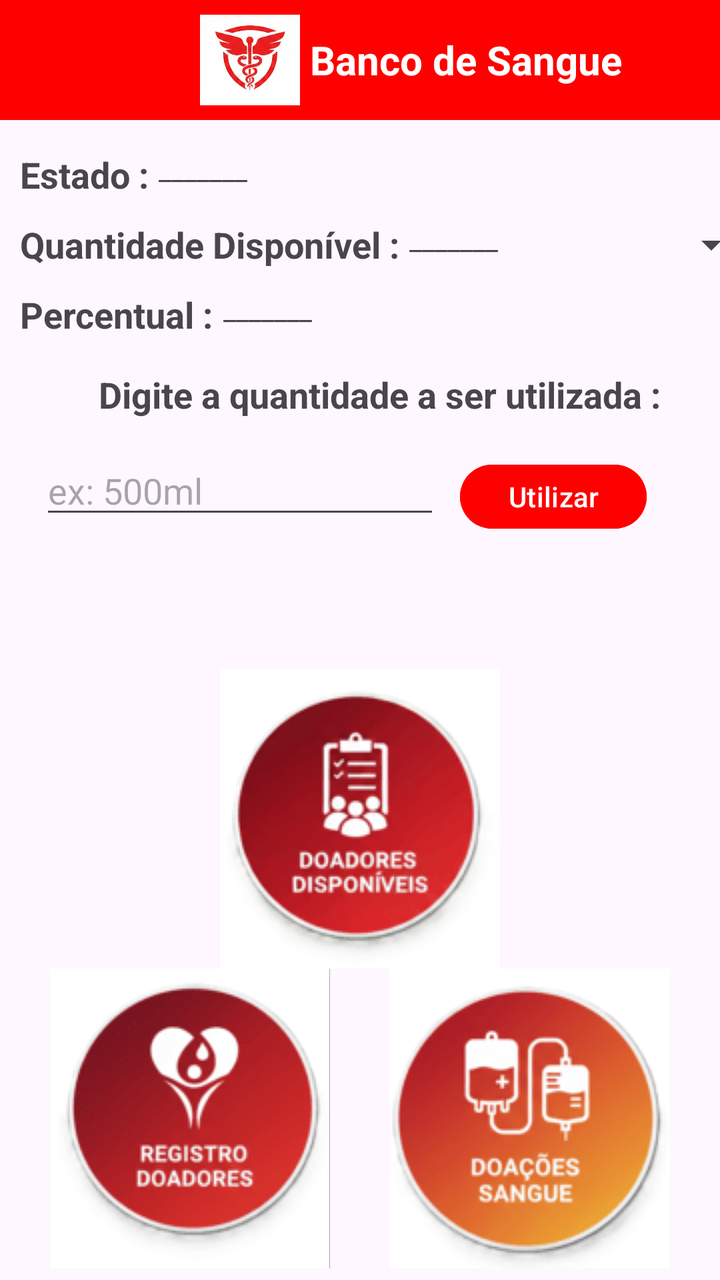
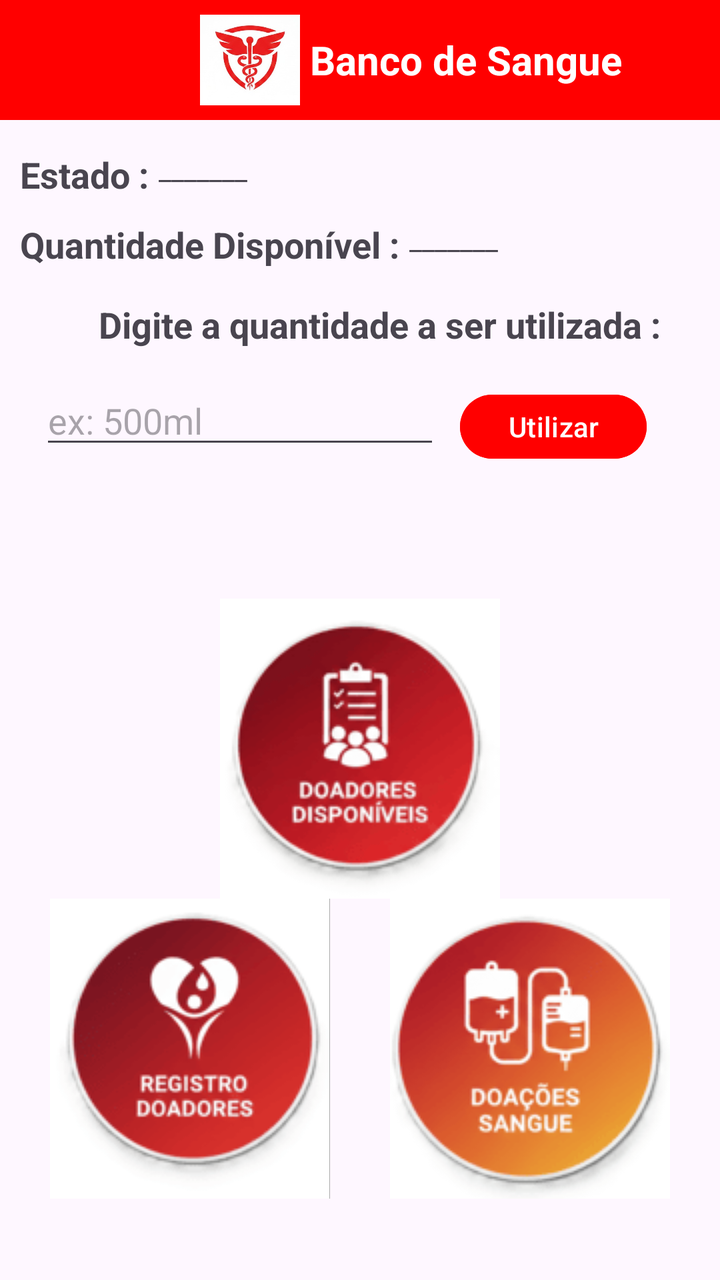

The first picture is an Android layout as it rendered before a commit; the second is the same layout after the commit. The layout source and the unified diff follow.
<!-- AndroidManifest.xml: application theme Theme.ProjetoGrupoHospital -->
<!-- res/layout/activity_banco_de_sangue.xml -->
<?xml version="1.0" encoding="utf-8"?>
<LinearLayout xmlns:android="http://schemas.android.com/apk/res/android"
    xmlns:app="http://schemas.android.com/apk/res-auto"
    xmlns:tools="http://schemas.android.com/tools"
    android:id="@+id/main"
    android:layout_width="match_parent"
    android:layout_height="match_parent"
    android:orientation="vertical"
    tools:context=".BancoDeSangueActivity">

    <LinearLayout
        android:layout_width="match_parent"
        android:layout_height="60dp"
        android:orientation="horizontal"
        android:background="#FF0000">

        <ImageView
            android:layout_marginLeft="100dp"
            android:layout_width="50dp"
            android:layout_height="50dp"
            android:layout_gravity="center"
            android:src="@drawable/icone_banco_de_sangue"
            ></ImageView>

        <TextView
            android:layout_marginLeft="5dp"
            android:layout_width="200dp"
            android:layout_height="wrap_content"
            android:text="Banco de Sangue"
            android:layout_gravity="center"
            android:textStyle="bold"
            android:textSize="20dp"
            android:textColor="@color/white">
        </TextView>

    </LinearLayout>

    <LinearLayout
        android:layout_marginTop="15dp"
        android:layout_width="match_parent"
        android:layout_height="30dp"
        android:orientation="horizontal">

        <TextView
            android:layout_marginLeft="10dp"
            android:layout_width="wrap_content"
            android:layout_height="wrap_content"
            android:text="Estado :"
            android:textStyle="bold"
            android:textSize="18sp"></TextView>

        <TextView
            android:layout_marginLeft="5dp"
            android:layout_width="50dp"
            android:layout_height="match_parent"
            android:text="__________"></TextView>

    </LinearLayout>

    <LinearLayout
        android:layout_marginTop="5dp"
        android:layout_width="match_parent"
        android:layout_height="30dp"
        android:orientation="horizontal">

        <TextView
            android:layout_marginLeft="10dp"
            android:layout_width="wrap_content"
            android:layout_height="wrap_content"
            android:text="Quantidade Disponível :"
            android:textStyle="bold"
            android:textSize="18sp"></TextView>

        <TextView
            android:layout_marginLeft="5dp"
            android:layout_width="50dp"
            android:layout_height="match_parent"
            android:text="__________"></TextView>

        <Spinner
            android:layout_marginLeft="5dp"
            android:layout_width="120dp"
            android:layout_height="25dp"></Spinner>

    </LinearLayout>

    <LinearLayout
        android:layout_marginTop="5dp"
        android:layout_width="match_parent"
        android:layout_height="30dp"
        android:orientation="horizontal">

        <TextView
            android:layout_marginLeft="10dp"
            android:layout_width="wrap_content"
            android:layout_height="wrap_content"
            android:text="Percentual :"
            android:textStyle="bold"
            android:textSize="18sp"></TextView>

        <TextView
            android:layout_marginLeft="5dp"
            android:layout_width="50dp"
            android:layout_height="match_parent"
            android:text="__________"></TextView>

    </LinearLayout>

    <TextView
        android:layout_marginTop="10dp"
        android:layout_gravity="center"
        android:layout_marginLeft="10dp"
        android:layout_width="wrap_content"
        android:layout_height="wrap_content"
        android:text="Digite a quantidade a ser utilizada :"
        android:textStyle="bold"
        android:textSize="18sp"></TextView>

    <LinearLayout
        android:layout_marginTop="15dp"
        android:layout_width="match_parent"
        android:layout_height="50dp"
        android:orientation="horizontal">

        <EditText
            android:layout_marginLeft="20dp"
            android:layout_width="200dp"
            android:inputType="number"
            android:layout_height="40dp"
            android:hint="ex: 500ml"></EditText>

        <Button
            android:layout_marginLeft="10dp"
            android:layout_width="wrap_content"
            android:layout_height="40dp"
            android:text="Utilizar"
            android:backgroundTint="#FF0000"></Button>

    </LinearLayout>

    <ImageButton
        android:id="@+id/botaodoadoresdipo"
        android:layout_marginTop="60dp"
        android:src="@drawable/listadoadores_botao"
        android:layout_width="140dp"
        android:layout_height="150dp"
        android:layout_gravity="center"></ImageButton>



    <LinearLayout

        android:layout_width="wrap_content"
        android:layout_height="150dp"
        android:orientation="horizontal"
        android:layout_gravity="center">

        <ImageButton
            android:id="@+id/botaoregistardoadores"
            android:src="@drawable/doadores_botaof"
            android:layout_width="140dp"
            android:layout_height="150dp"
            android:layout_gravity="center"></ImageButton>


        <ImageButton
            android:id="@+id/botaodoacao"
            android:src="@drawable/doacao_botaof"
            android:layout_marginLeft="30dp"
            android:layout_width="140dp"
            android:layout_height="150dp"
            android:layout_gravity="center"></ImageButton>

    </LinearLayout>

</LinearLayout>
<!-- resources referenced by this layout -->
<resources>
  <color name="white">#FFFFFFFF</color>
  <!-- drawable doacao_botaof: png bitmap (drawable, 7460 bytes) -->
  <!-- drawable doadores_botaof: png bitmap (drawable, 5975 bytes) -->
  <!-- drawable icone_banco_de_sangue: jpg bitmap (drawable, 19729 bytes) -->
  <!-- drawable listadoadores_botao: png bitmap (drawable, 6758 bytes) -->
  <style name="Theme.ProjetoGrupoHospital" parent="Base.Theme.ProjetoGrupoHospital" />
  <style name="Base.Theme.ProjetoGrupoHospital" parent="Theme.Material3.DayNight.NoActionBar">
          
          
      </style>
</resources>

<!-- the commit's change to res/layout/activity_banco_de_sangue.xml (unified diff, before → after) -->
@@ -20,7 +20,9 @@
             android:layout_height="50dp"
             android:layout_gravity="center"
             android:src="@drawable/icone_banco_de_sangue"
-            ></ImageView>
+            >
+
+        </ImageView>
 
         <TextView
             android:layout_marginLeft="5dp"
@@ -47,13 +49,18 @@
             android:layout_height="wrap_content"
             android:text="Estado :"
             android:textStyle="bold"
-            android:textSize="18sp"></TextView>
+            android:textSize="18sp">
+
+        </TextView>
 
         <TextView
+            android:id="@+id/txtestadobanco"
             android:layout_marginLeft="5dp"
             android:layout_width="50dp"
             android:layout_height="match_parent"
-            android:text="__________"></TextView>
+            android:text="__________">
+
+        </TextView>
 
     </LinearLayout>
 
@@ -69,42 +76,23 @@
             android:layout_height="wrap_content"
             android:text="Quantidade Disponível :"
             android:textStyle="bold"
-            android:textSize="18sp"></TextView>
+            android:textSize="18sp">
+
+        </TextView>
 
         <TextView
+            android:id="@+id/txtquantidadedispo"
             android:layout_marginLeft="5dp"
             android:layout_width="50dp"
             android:layout_height="match_parent"
-            android:text="__________"></TextView>
+            android:text="__________">
 
-        <Spinner
-            android:layout_marginLeft="5dp"
-            android:layout_width="120dp"
-            android:layout_height="25dp"></Spinner>
+        </TextView>
+
 
     </LinearLayout>
 
-    <LinearLayout
-        android:layout_marginTop="5dp"
-        android:layout_width="match_parent"
-        android:layout_height="30dp"
-        android:orientation="horizontal">
 
-        <TextView
-            android:layout_marginLeft="10dp"
-            android:layout_width="wrap_content"
-            android:layout_height="wrap_content"
-            android:text="Percentual :"
-            android:textStyle="bold"
-            android:textSize="18sp"></TextView>
-
-        <TextView
-            android:layout_marginLeft="5dp"
-            android:layout_width="50dp"
-            android:layout_height="match_parent"
-            android:text="__________"></TextView>
-
-    </LinearLayout>
 
     <TextView
         android:layout_marginTop="10dp"
@@ -114,7 +102,9 @@
         android:layout_height="wrap_content"
         android:text="Digite a quantidade a ser utilizada :"
         android:textStyle="bold"
-        android:textSize="18sp"></TextView>
+        android:textSize="18sp">
+
+    </TextView>
 
     <LinearLayout
         android:layout_marginTop="15dp"
@@ -123,18 +113,24 @@
         android:orientation="horizontal">
 
         <EditText
+            android:id="@+id/campoquantidadeutilizado"
             android:layout_marginLeft="20dp"
             android:layout_width="200dp"
             android:inputType="number"
             android:layout_height="40dp"
-            android:hint="ex: 500ml"></EditText>
+            android:hint="ex: 500ml">
+
+        </EditText>
 
         <Button
+            android:id="@+id/botaoutilizarsangue"
             android:layout_marginLeft="10dp"
             android:layout_width="wrap_content"
             android:layout_height="40dp"
             android:text="Utilizar"
-            android:backgroundTint="#FF0000"></Button>
+            android:backgroundTint="#FF0000">
+
+        </Button>
 
     </LinearLayout>
 
@@ -144,7 +140,9 @@
         android:src="@drawable/listadoadores_botao"
         android:layout_width="140dp"
         android:layout_height="150dp"
-        android:layout_gravity="center"></ImageButton>
+        android:layout_gravity="center">
+
+    </ImageButton>
 
 
 
@@ -160,7 +158,9 @@
             android:src="@drawable/doadores_botaof"
             android:layout_width="140dp"
             android:layout_height="150dp"
-            android:layout_gravity="center"></ImageButton>
+            android:layout_gravity="center">
+
+        </ImageButton>
 
 
         <ImageButton
@@ -169,7 +169,9 @@
             android:layout_marginLeft="30dp"
             android:layout_width="140dp"
             android:layout_height="150dp"
-            android:layout_gravity="center"></ImageButton>
+            android:layout_gravity="center">
+
+        </ImageButton>
 
     </LinearLayout>
 
